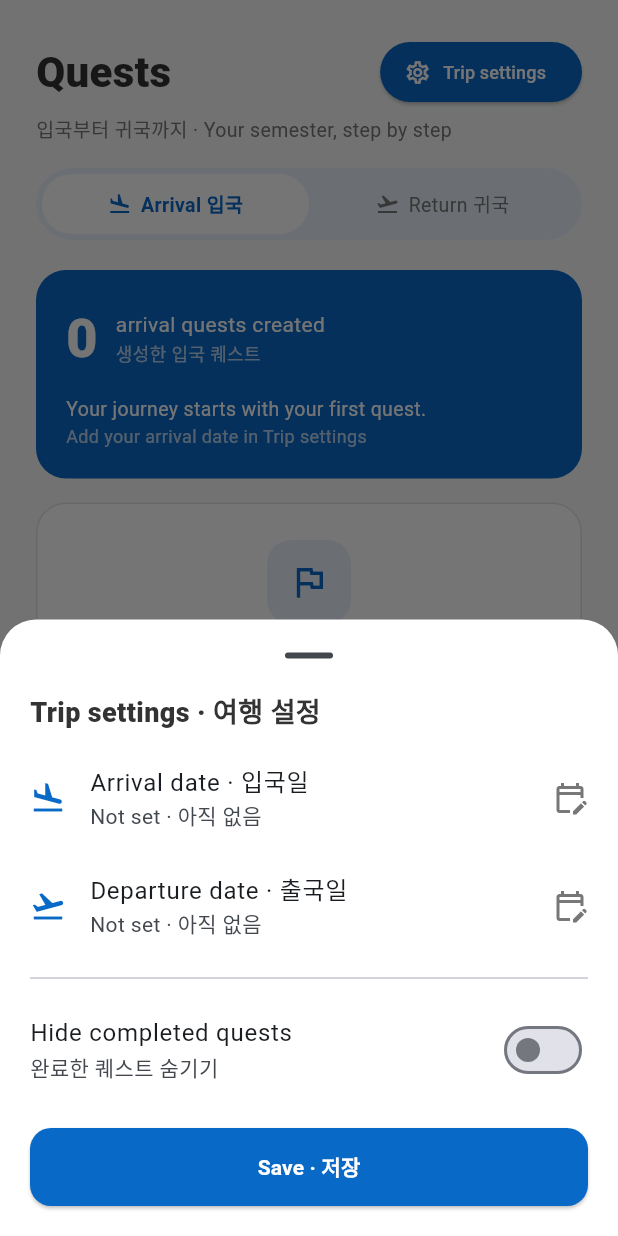
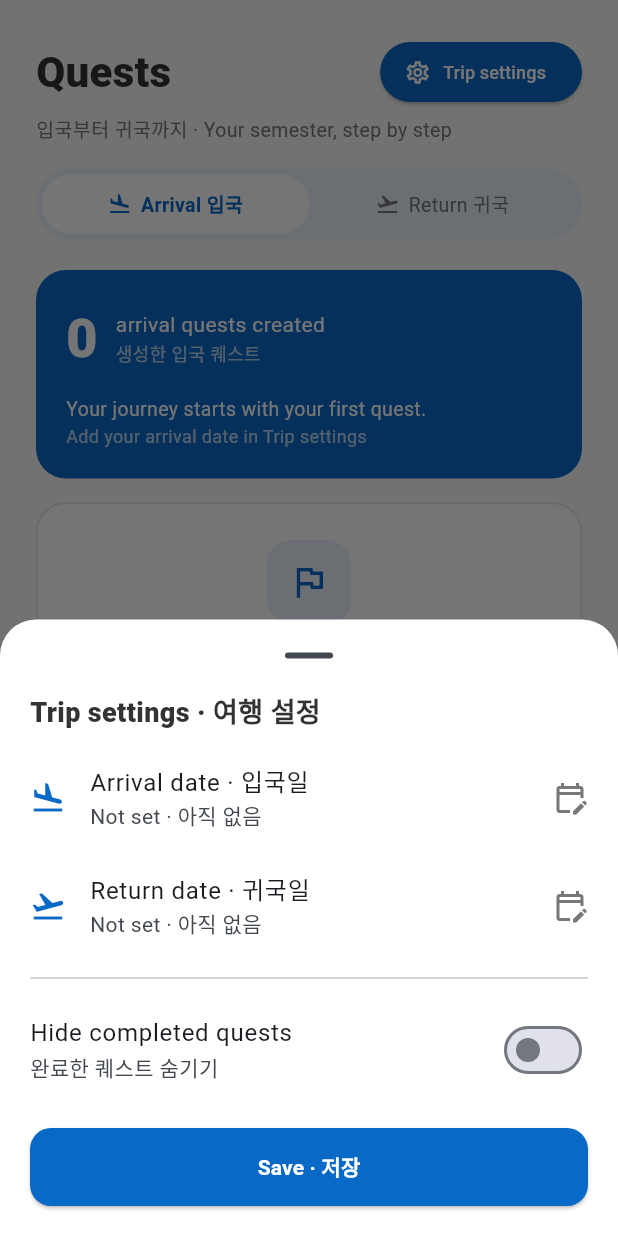
Before and after one commit to xgledsp/Mobile-programming, a Flutter app: the QuestsPage screen opened directly, after a tap on "Trip settings", on a phone screen of 412 x 824 dp. Run offline on Flutter 3.47's test engine with Material 3 defaults, Android fonts, the phone set to English and light mode, and no system bars.

Commit message:
Use blue summary card on Return tab and rename to Return date

```diff
--- a/lib/trip_settings_sheet.dart
+++ b/lib/trip_settings_sheet.dart
@@ -80,7 +80,7 @@ class _TripSettingsSheetState extends State<_TripSettingsSheet> {
     });
   }
 
-  /// Departure can be from the day after arrival to 2 years after arrival.
+  /// Return date can be from the day after arrival to 2 years after arrival.
   Future<void> _pickDeparture() async {
     final DateTime start = _arrival ?? _today;
     final DateTime first = start.add(const Duration(days: 1));
@@ -91,7 +91,7 @@ class _TripSettingsSheetState extends State<_TripSettingsSheet> {
       initialDate: _clamp(_departure ?? first, first, last),
       firstDate: first,
       lastDate: last,
-      helpText: 'Departure date · 출국일',
+      helpText: 'Return date · 귀국일',
     );
     if (picked == null) return;
     setState(() {
@@ -107,7 +107,7 @@ class _TripSettingsSheetState extends State<_TripSettingsSheet> {
 
     // Example: arrival was changed to a day after the departure date.
     if (arrival != null && departure != null && !departure.isAfter(arrival)) {
-      setState(() => _error = 'Departure date must be after arrival.');
+      setState(() => _error = 'Return date must be after arrival.');
       return;
     }
 
@@ -146,7 +146,7 @@ class _TripSettingsSheetState extends State<_TripSettingsSheet> {
           ListTile(
             contentPadding: EdgeInsets.zero,
             leading: const Icon(Icons.flight_takeoff, color: primaryBlue),
-            title: const Text('Departure date · 출국일'),
+            title: const Text('Return date · 귀국일'),
             subtitle: Text(_format(_departure)),
             trailing:
                 const Icon(Icons.edit_calendar_outlined, color: lightText),
```
Also changed, not shown: lib/quests_page.dart (+15 -10 lines).
